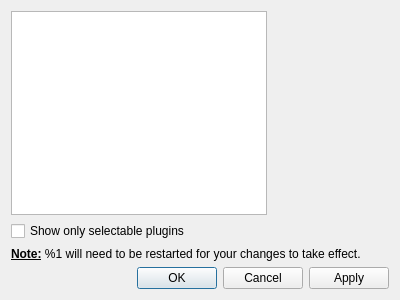
Qt form src/pluginsdialog.ui (opencor/opencor) before a commit.
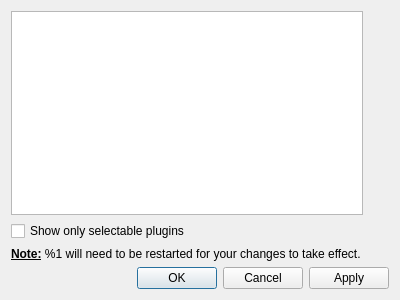
The same form after that commit.

Commit message: Plugins dialog: slight improvements to the GUI [ci skip].

```diff
--- a/src/pluginsdialog.ui
+++ b/src/pluginsdialog.ui
@@ -34,6 +34,9 @@
      </item>
      <item>
       <layout class="QFormLayout" name="formLayout">
+       <property name="formAlignment">
+        <set>Qt::AlignLeading|Qt::AlignLeft|Qt::AlignTop</set>
+       </property>
        <item row="0" column="0">
         <widget class="QLabel" name="fieldOneLabel">
          <property name="font">
@@ -126,19 +129,6 @@
          </property>
         </widget>
        </item>
-       <item row="4" column="1">
-        <spacer name="horizontalSpacer">
-         <property name="orientation">
-          <enum>Qt::Horizontal</enum>
-         </property>
-         <property name="sizeHint" stdset="0">
-          <size>
-           <width>40</width>
-           <height>20</height>
-          </size>
-         </property>
-        </spacer>
-       </item>
       </layout>
      </item>
     </layout>
```
